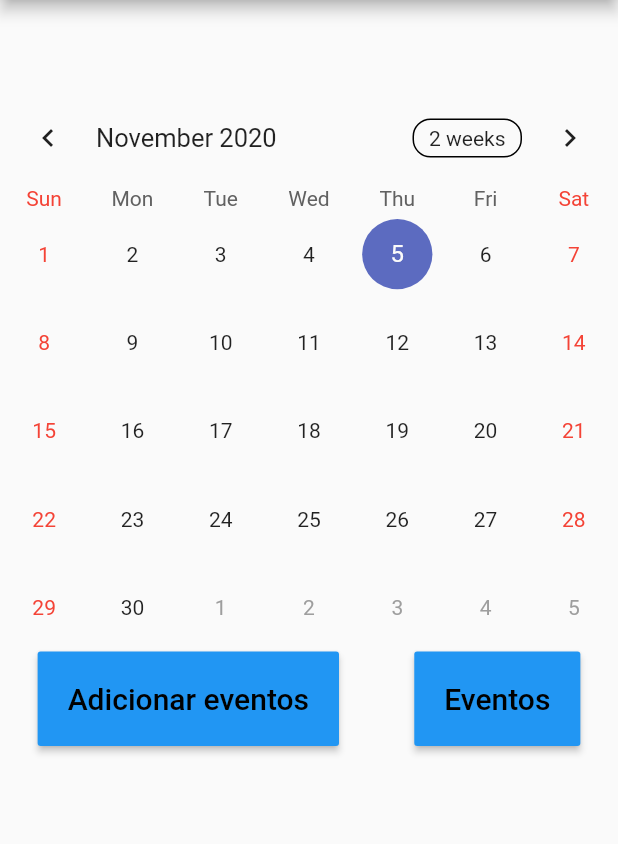
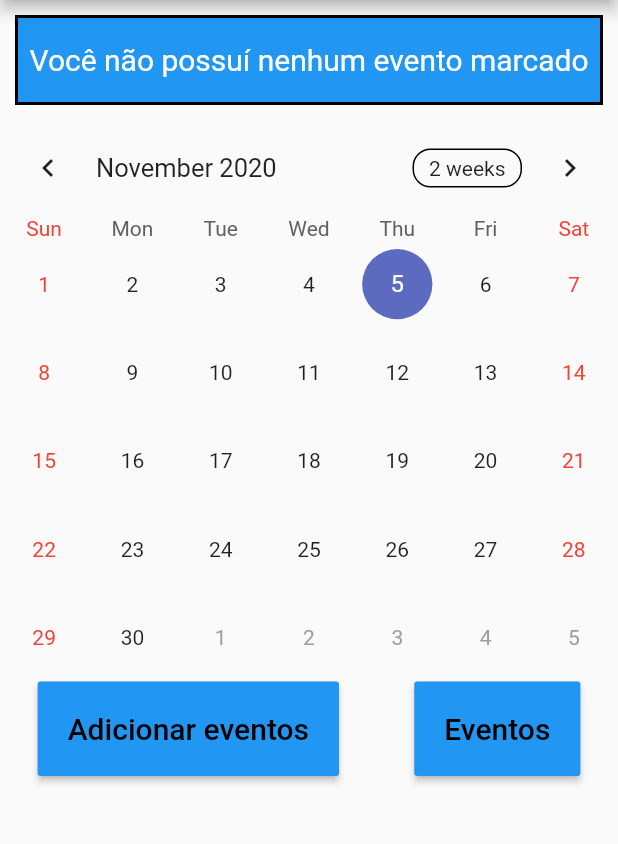
Before and after one commit to Etcrip1/app_agendado, a Flutter app: the screen it shows after launch, on a phone screen of 412 x 824 dp, the part 84-928 px from its top. Run offline on Flutter 3.47's test engine with Material 2 defaults, Android fonts, the phone set to English and light mode, and no system bars; drawn by our look-alikes of table_calendar; our stand-ins replace cloud_firestore, firebase_core; accounts and stored records are empty.

Commit message:
Finalizado

```diff
--- a/lib/Telas/TelaPrincipal.dart
+++ b/lib/Telas/TelaPrincipal.dart
@@ -1,6 +1,6 @@
 import 'package:app_agendado/Telas/TelaAdicionarEvento.dart';
 import 'package:app_agendado/Telas/TelaEventos.dart';
-import 'package:app_agendado/Telas/WidgetProximoEvento.dart';
+import 'package:app_agendado/Telas/WidgetEvento.dart';
 import 'package:app_agendado/model/Evento.dart';
 import 'package:cloud_firestore/cloud_firestore.dart';
 import 'package:flutter/material.dart';
@@ -15,12 +15,13 @@ class TelaPrincipal extends StatefulWidget {
 class _TelaPrincipalState extends State<TelaPrincipal> {
   var _calendarController = CalendarController();
   List<Evento> _events = [];
-  Evento _evento;
-  Map<DateTime, List<dynamic>> _map;
 
-  final FirebaseFirestore firestore = FirebaseFirestore.instance;
-  final CollectionReference eventos =
-      FirebaseFirestore.instance.collection('eventos');
+  @override
+  void initState() {
+    _events.clear();
+    _dataToList();
+    super.initState();
+  }
 
   mapConverter(List<Evento> lista) {
     Map<DateTime, List<dynamic>> map = new Map();
@@ -30,43 +31,111 @@ class _TelaPrincipalState extends State<TelaPrincipal> {
     return map;
   }
 
-  List<Evento> readFirebase() {
-    List<Evento> lista = [];
+  Widget getNextEvent() {
+    return StreamBuilder(
+        stream: FirebaseFirestore.instance
+            .collection('eventos')
+            .where('data', isGreaterThan: DateTime.now())
+            .orderBy('data')
+            .snapshots(),
+        builder: (BuildContext context, AsyncSnapshot<QuerySnapshot> snapshot) {
+          Evento evento;
+
+          if (snapshot.hasData) {
+            if (snapshot.data.docs.isNotEmpty) {
+              evento = Evento(
+                  snapshot.data.docs.first.id,
+                  snapshot.data.docs.first.get('data').toDate(),
+                  snapshot.data.docs.first.get('nome'));
+            }
+
+            if (evento != null) {
+              return WidgetEvento(
+                altura: 60,
+                evento: evento,
+                listar: false,
+              );
+            } else {
+              return WidgetEvento(
+                altura: 60,
+                evento: null,
+                listar: false,
+              );
+            }
+          } else {
+            return WidgetEvento(
+              altura: 60,
+              evento: null,
+              listar: false,
+            );
+          }
+        });
+  }
+
+  _dataToList() {
     FirebaseFirestore.instance
         .collection('eventos')
-        .get()
-        .then((QuerySnapshot querySnapshot) => {
-              querySnapshot.docs.forEach((doc) {
-                lista.add(Evento('doc.id', doc['data'].toDate(), doc['nome']));
-              })
-            });
-
-    return lista;
+        .snapshots()
+        .listen((event) {
+      _events.clear();
+      setState(() {
+        event.docs.forEach((element) {
+          if (element['data'].toDate().compareTo(DateTime.now()) == 1) {
+            _events.add(
+                Evento(element.id, element['data'].toDate(), element['nome']));
+          }
+        });
+      });
+    });
   }
 
-  Evento getNextEvent(List<Evento> lista) {
-    if (lista.isNotEmpty) {
-      List<Evento> temp = lista
-          .where((element) => element.data.isAfter(DateTime.now()))
-          .toList();
+  Widget transformDateEvento(DateTime date) {
+    return StreamBuilder(
+        stream: FirebaseFirestore.instance
+            .collection('eventos')
+            .where('data', isGreaterThanOrEqualTo: date)
+            .snapshots(),
+        builder: (BuildContext context, AsyncSnapshot<QuerySnapshot> snapshot) {
+          Evento evento;
+          if (snapshot.hasData) {
+            evento = Evento(
+                snapshot.data.docs.first.id,
+                snapshot.data.docs.first.get('data').toDate(),
+                snapshot.data.docs.first.get('nome'));
 
-      temp.sort((x, y) => x.data.compareTo(y.data));
-      return temp.first;
-    } else {
-      return null;
-    }
+            if (evento != null) {
+              return WidgetEvento(
+                altura: 60,
+                evento: evento,
+                listar: true,
+              );
+            } else {
+              return WidgetEvento(
+                altura: 60,
+                evento: null,
+                listar: true,
+              );
+            }
+          } else {
+            return WidgetEvento(
+              altura: 60,
+              evento: null,
+              listar: true,
+            );
+          }
+        });
   }
 
-  @override
-  void initState() {
-    _events = readFirebase();
-    _evento = getNextEvent(readFirebase());
-    _map = mapConverter(_events);
+  _openEvento(BuildContext context, DateTime date) {
+    showModalBottomSheet(
+        context: context,
+        builder: (_) {
+          return transformDateEvento(date);
+        });
   }
 
   @override
   Widget build(BuildContext context) {
-    initState();
     return MaterialApp(
       home: Scaffold(
         appBar: AppBar(
@@ -92,10 +161,14 @@ class _TelaPrincipalState extends State<TelaPrincipal> {
           child: Container(
             child: Column(
               children: [
-                WidgetProximoEvento(
-                    texto: "Próximo evento", altura: 60, evento: _evento),
+                getNextEvent(),
                 TableCalendar(
-                    calendarController: _calendarController, events: _map),
+                  calendarController: _calendarController,
+                  events: mapConverter(_events),
+                  onDaySelected: (day, events) {
+                    return _openEvento(context, day);
+                  },
+                ),
                 Row(
                   mainAxisAlignment: MainAxisAlignment.spaceAround,
                   children: [
@@ -122,7 +195,7 @@ class _TelaPrincipalState extends State<TelaPrincipal> {
                         onPressed: () => Navigator.push(
                             context,
                             MaterialPageRoute(
-                              builder: (context) => TelaEventos(_events, null),
+                              builder: (context) => new TelaEventos(),
                             )))
                   ],
                 )
--- /dev/null
+++ b/lib/Telas/WidgetEvento.dart
@@ -0,0 +1,130 @@
+import 'package:app_agendado/Telas/TelaDeletar.dart';
+import 'package:app_agendado/Telas/TelaEditar.dart';
+import 'package:app_agendado/model/Evento.dart';
+import 'package:cloud_firestore/cloud_firestore.dart';
+import 'package:flutter/material.dart';
+import 'package:intl/intl.dart';
+
+class WidgetEvento extends StatelessWidget {
+  final double largura;
+  final double altura;
+  final Evento evento;
+  final bool listar;
+
+  WidgetEvento(
+      {this.largura = double.infinity,
+      @required this.altura,
+      @required this.evento,
+      @required this.listar});
+
+  _openEventoEditor(BuildContext context, Evento e) {
+    showModalBottomSheet(
+        context: context,
+        builder: (_) {
+          return TelaEditar(
+            evento: e,
+          );
+        });
+  }
+
+  _openEventoDelete(BuildContext context, Evento e, Function f) {
+    showModalBottomSheet(
+        context: context,
+        builder: (_) {
+          return TelaDeletar(
+            evento: e,
+            function: f,
+          );
+        });
+  }
+
+  Future<void> deleteFromDatabase() {
+    CollectionReference eventos =
+        FirebaseFirestore.instance.collection('eventos');
+    return eventos
+        .doc(evento.id)
+        .delete()
+        .then((value) => print("Evento Deleted ${evento.id}"))
+        .catchError((error) => print("Failed to delete event: $error"));
+  }
+
+  @override
+  Widget build(BuildContext context) {
+    return evento != null
+        ? FlatButton(
+            onPressed: () => _openEventoEditor(context, evento),
+            onLongPress: () =>
+                _openEventoDelete(context, evento, deleteFromDatabase),
+            child: listar
+                ? Container(
+                    width: largura,
+                    height: altura,
+                    alignment: Alignment.center,
+                    margin: EdgeInsets.all(10),
+                    decoration: BoxDecoration(
+                      color: Colors.blue,
+                      border: Border.all(color: Colors.black, width: 2.0),
+                    ),
+                    child: Row(
+                        mainAxisAlignment: MainAxisAlignment.spaceAround,
+                        children: [
+                          Container(
+                            decoration: BoxDecoration(
+                                border:
+                                    Border.all(color: Colors.black, width: 2)),
+                            child: Text(
+                              "${DateFormat('d - MM - yyyy - HH:mm:ss').format(evento.data)}",
+                              style: TextStyle(
+                                  fontSize: 20,
+                                  color: Colors.black,
+                                  fontWeight: FontWeight.bold),
+                            ),
+                          ),
+                          Container(
+                              child: Text("${evento.nome}",
+                                  style: TextStyle(
+                                      fontSize: 20, color: Colors.white)))
+                        ]))
+                : Container(
+                    width: largura,
+                    height: altura,
+                    alignment: Alignment.center,
+                    margin: EdgeInsets.all(10),
+                    decoration: BoxDecoration(
+                      color: Colors.blue,
+                      border: Border.all(color: Colors.black, width: 2.0),
+                    ),
+                    child: Row(
+                        mainAxisAlignment: MainAxisAlignment.spaceAround,
+                        children: [
+                          Container(
+                            decoration: BoxDecoration(
+                                border:
+                                    Border.all(color: Colors.black, width: 2)),
+                            child: Text(
+                              "${DateFormat('d - MM - yyyy').format(evento.data)}",
+                              style: TextStyle(
+                                  fontSize: 20,
+                                  color: Colors.black,
+                                  fontWeight: FontWeight.bold),
+                            ),
+                          ),
+                          Container(
+                              child: Text("${evento.nome}",
+                                  style: TextStyle(
+                                      fontSize: 20, color: Colors.white)))
+                        ])),
+          )
+        : Container(
+            width: largura,
+            height: altura,
+            alignment: Alignment.center,
+            margin: EdgeInsets.all(10),
+            decoration: BoxDecoration(
+              color: Colors.blue,
+              border: Border.all(color: Colors.black, width: 2.0),
+            ),
+            child: Text("Você não possuí nenhum evento marcado",
+                style: TextStyle(fontSize: 20, color: Colors.white)));
+  }
+}
--- a/lib/Telas/WidgetProximoEvento.dart
+++ /dev/null
@@ -1,54 +0,0 @@
-import 'package:app_agendado/model/Evento.dart';
-import 'package:flutter/material.dart';
-import 'package:intl/intl.dart';
-
-class WidgetProximoEvento extends StatelessWidget {
-  final String texto;
-  final double largura;
-  final double altura;
-  Evento _evento;
-
-  WidgetProximoEvento(
-      {@required this.texto,
-      this.largura = double.infinity,
-      @required this.altura,
-      @required Evento evento}) {
-    _evento = evento;
-  }
-
-  @override
-  Widget build(BuildContext context) {
-    return _evento != null
-        ? Container(
-            width: largura,
-            height: altura,
-            alignment: Alignment.center,
-            margin: EdgeInsets.all(20),
-            decoration: BoxDecoration(
-              color: Colors.blue,
-              border: Border.all(color: Colors.black, width: 2.0),
-            ),
-            child: Row(
-                mainAxisAlignment: MainAxisAlignment.spaceAround,
-                children: [
-                  Container(
-                    decoration: BoxDecoration(
-                        border: Border.all(color: Colors.black, width: 2)),
-                    child: Text(
-                      "${DateFormat('d - MM - yyyy').format(_evento.data)}",
-                      style: TextStyle(
-                          fontSize: 20,
-                          color: Colors.black,
-                          fontWeight: FontWeight.bold),
-                    ),
-                  ),
-                  Container(
-                      child: Text("${_evento.nome}",
-                          style: TextStyle(fontSize: 20, color: Colors.white)))
-                ]))
-        : Container(
-            height: altura,
-            width: largura,
-          );
-  }
-}
```
Also changed, not shown: lib/Telas/TelaDeletar.dart (+9 -2 lines), lib/Telas/TelaEditar.dart (+52 -5 lines), lib/Telas/TelaEventos.dart (+119 -80 lines).
